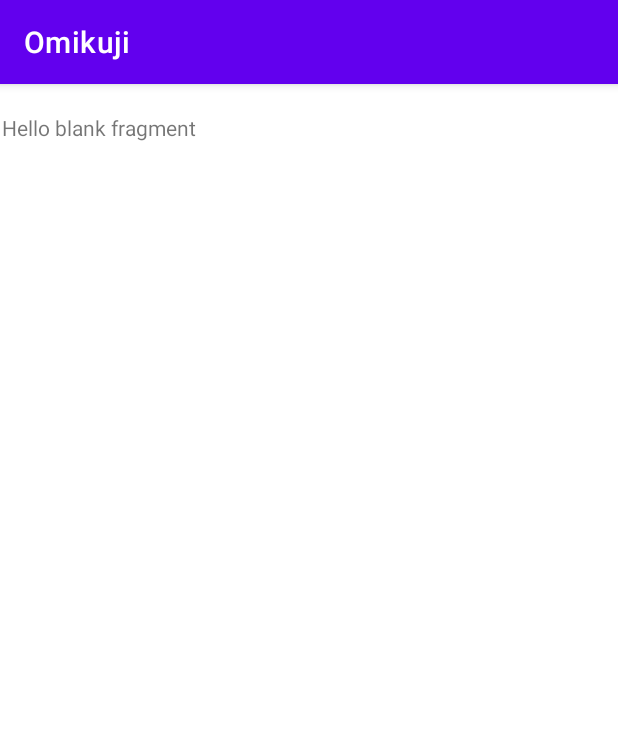
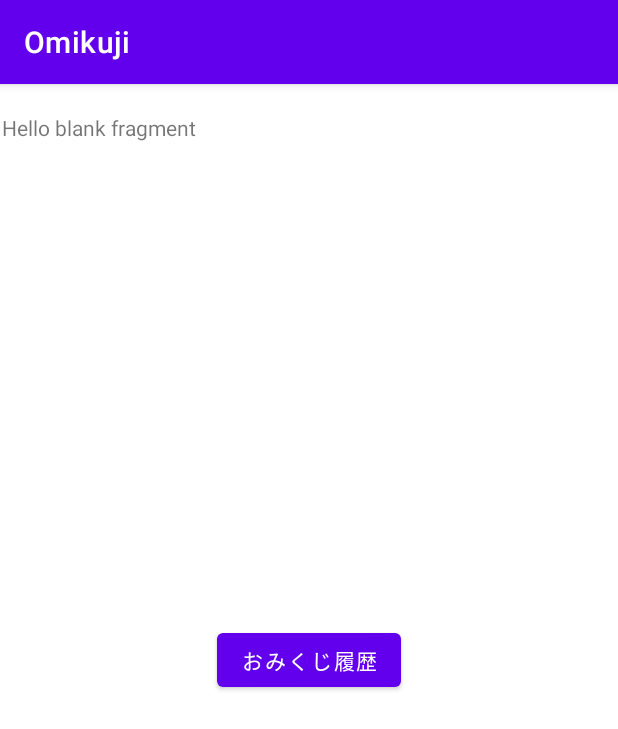
Before and after one commit to GoldenRiver12/Omikuji, an Android app: the screen it shows after launch (MainActivity), on a phone screen of 412 x 824 dp. Shown: the top 729 px of the screen. Run offline under Robolectric (Android 15) with nearby library versions, the phone set to English and light mode, and no system bars.

Commit message:
[add] 簡単な画面遷移

```diff
--- a/app/build.gradle
+++ b/app/build.gradle
@@ -29,11 +29,15 @@ android {
     kotlinOptions {
         jvmTarget = '1.8'
     }
+
+    viewBinding {
+        enabled = true
+    }
 }
 
 dependencies {
 
-    implementation 'androidx.core:core-ktx:1.7.0'
+    implementation 'androidx.core:core-ktx:1.8.0'
     implementation 'androidx.appcompat:appcompat:1.5.0'
     implementation 'com.google.android.material:material:1.6.1'
     implementation 'androidx.constraintlayout:constraintlayout:2.1.4'
--- a/app/src/main/java/com/example/omikuji/DrawLotsFragment.kt
+++ b/app/src/main/java/com/example/omikuji/DrawLotsFragment.kt
@@ -5,55 +5,27 @@ import androidx.fragment.app.Fragment
 import android.view.LayoutInflater
 import android.view.View
 import android.view.ViewGroup
+import androidx.navigation.Navigation
+import com.example.omikuji.databinding.FragmentDrawLotsBinding
+import com.example.omikuji.databinding.FragmentLotsHistoryBinding
 
-// TODO: Rename parameter arguments, choose names that match
-// the fragment initialization parameters, e.g. ARG_ITEM_NUMBER
-private const val ARG_PARAM1 = "param1"
-private const val ARG_PARAM2 = "param2"
+class DrawLotsFragment : Fragment() {
 
-/**
- * A simple [Fragment] subclass.
- * Use the [DrawLotsFragment.newInstance] factory method to
- * create an instance of this fragment.
- */
-class DrawLotsFragment : Fragment() {
-    // TODO: Rename and change types of parameters
-    private var param1: String? = null
-    private var param2: String? = null
-
-    override fun onCreate(savedInstanceState: Bundle?) {
-        super.onCreate(savedInstanceState)
-        arguments?.let {
-            param1 = it.getString(ARG_PARAM1)
-            param2 = it.getString(ARG_PARAM2)
-        }
-    }
+    private lateinit var binding: FragmentDrawLotsBinding
 
     override fun onCreateView(
         inflater: LayoutInflater, container: ViewGroup?,
         savedInstanceState: Bundle?
-    ): View? {
+    ): View {
         // Inflate the layout for this fragment
-        return inflater.inflate(R.layout.fragment_draw_lots, container, false)
+        binding = FragmentDrawLotsBinding.inflate(inflater, container, false)
+
+        binding.btnFragmentLotsHistory.setOnClickListener { v ->
+            Navigation.findNavController(v).navigate(R.id.lotsHistoryFragment)
+        }
+
+        return binding.root
     }
 
-    companion object {
-        /**
-         * Use this factory method to create a new instance of
-         * this fragment using the provided parameters.
-         *
-         * @param param1 Parameter 1.
-         * @param param2 Parameter 2.
-         * @return A new instance of fragment DrawLotsFragment.
-         */
-        // TODO: Rename and change types and number of parameters
-        @JvmStatic
-        fun newInstance(param1: String, param2: String) =
-            DrawLotsFragment().apply {
-                arguments = Bundle().apply {
-                    putString(ARG_PARAM1, param1)
-                    putString(ARG_PARAM2, param2)
-                }
-            }
-    }
+
 }
--- a/app/src/main/res/layout/fragment_draw_lots.xml
+++ b/app/src/main/res/layout/fragment_draw_lots.xml
@@ -1,14 +1,31 @@
 <?xml version="1.0" encoding="utf-8"?>
-<FrameLayout xmlns:android="http://schemas.android.com/apk/res/android"
+<androidx.constraintlayout.widget.ConstraintLayout xmlns:android="http://schemas.android.com/apk/res/android"
+    xmlns:app="http://schemas.android.com/apk/res-auto"
     xmlns:tools="http://schemas.android.com/tools"
+    android:id="@+id/frameLayout"
     android:layout_width="match_parent"
     android:layout_height="match_parent"
     tools:context=".DrawLotsFragment">
 
     <!-- TODO: Update blank fragment layout -->
     <TextView
-        android:layout_width="match_parent"
-        android:layout_height="match_parent"
-        android:text="@string/hello_blank_fragment" />
+        android:id="@+id/textView"
+        android:layout_width="0dp"
+        android:layout_height="0dp"
+        android:text="@string/hello_blank_fragment"
+        app:layout_constraintBottom_toBottomOf="parent"
+        app:layout_constraintEnd_toEndOf="parent"
+        app:layout_constraintStart_toStartOf="parent"
+        app:layout_constraintTop_toTopOf="parent" />
 
-</FrameLayout>
+    <Button
+        android:id="@+id/btnFragmentLotsHistory"
+        android:layout_width="wrap_content"
+        android:layout_height="wrap_content"
+        android:text="@string/lotsHistory"
+        app:layout_constraintBottom_toBottomOf="parent"
+        app:layout_constraintEnd_toEndOf="parent"
+        app:layout_constraintStart_toStartOf="parent"
+        app:layout_constraintTop_toTopOf="parent" />
+
+</androidx.constraintlayout.widget.ConstraintLayout>
--- a/app/src/main/res/values/strings.xml
+++ b/app/src/main/res/values/strings.xml
@@ -2,4 +2,6 @@
     <string name="app_name">Omikuji</string>
     <!-- TODO: Remove or change this placeholder text -->
     <string name="hello_blank_fragment">Hello blank fragment</string>
+    <string name="lotsHistory">おみくじ履歴</string>
+    <string name="drawLots">おみくじ</string>
 </resources>
```
Also changed, not shown: app/src/main/res/layout/fragment_lots_history.xml (+22 -5 lines).
